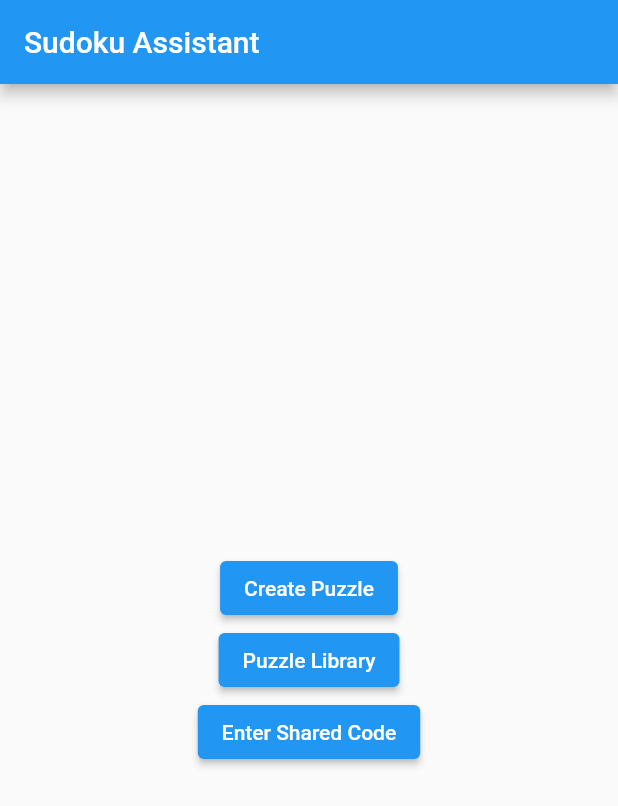
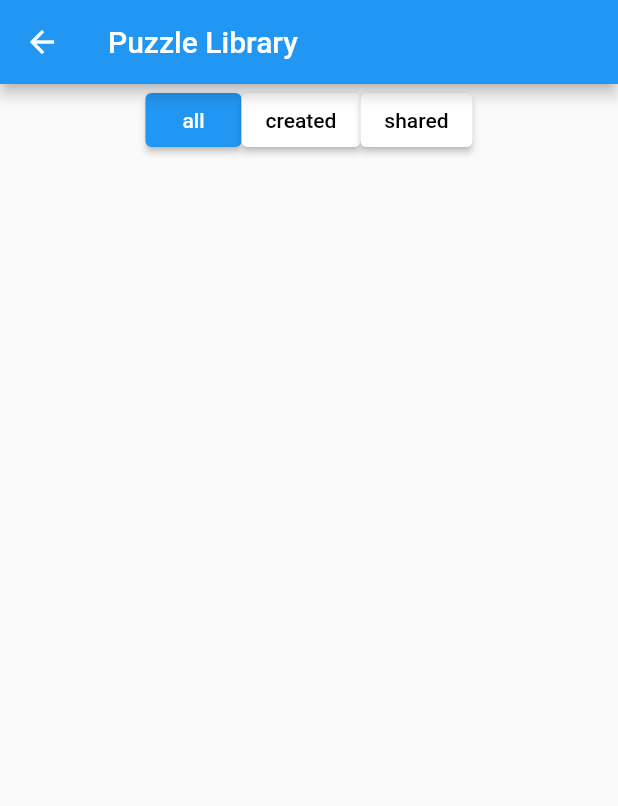
Before and after one commit to koupro0204/sudoku-mobile, a Flutter app: the screen it shows after launch, after a tap on "Puzzle Library", on a phone screen of 412 x 824 dp. Shown: the top 806 px of the screen. Run offline on Flutter 3.47's test engine with Material 2 defaults, Android fonts, the phone set to English and light mode, and no system bars; our stand-ins replace sqflite; accounts and stored records are empty; generated files the repository leaves out were written again.

Commit message:
library is completed

```diff
--- a/sudoku_assistant/lib/controllers/validator.dart
+++ b/sudoku_assistant/lib/controllers/validator.dart
@@ -8,7 +8,7 @@ class Validator {
 
   Validator(this.grid,this.memoGrid)
       : gridSize = grid.length,
-        boxSize = (grid.length / 3).toInt(),
+        boxSize = (grid.length ~/ 3).toInt(),
         invalidCells = List.generate(grid.length, (_) => List.filled(grid.length, false));
 
   // グリッド全体の検証を行う
--- a/sudoku_assistant/lib/l10n/app_ja.arb
+++ b/sudoku_assistant/lib/l10n/app_ja.arb
@@ -9,5 +9,9 @@
   "appTitle": "Sudoku Assistant",
   "name": "パズルの名前",
   "cancel": "キャンセル",
-  "preview": "パズルのプレビュー"
+  "preview": "パズルのプレビュー",
+  "create_top":"問題を作成する",
+  "library_top":"問題一覧",
+  "share_top":"共有コードを入力する",
+  "lastPlay_top":"プレイする"
 }
--- a/sudoku_assistant/lib/main.dart
+++ b/sudoku_assistant/lib/main.dart
@@ -19,17 +19,17 @@ class SudokuAssistantApp extends StatelessWidget {
   @override
   Widget build(BuildContext context) {
     return MaterialApp(
-      localizationsDelegates: [
+      localizationsDelegates: const [
         AppLocalizations.delegate,
         GlobalMaterialLocalizations.delegate,
         GlobalWidgetsLocalizations.delegate,
         GlobalCupertinoLocalizations.delegate,
       ],
-      supportedLocales: [
-        const Locale('ja', ''), //日本語
-        const Locale('en', ''), //英語
-        const Locale('zh', ''), //中国語
-        const Locale('ar', ''), //アラビア語
+      supportedLocales: const [
+        Locale('ja', ''), //日本語
+        Locale('en', ''), //英語
+        Locale('zh', ''), //中国語
+        Locale('ar', ''), //アラビア語
       ],
       title: 'Sudoku Assistant',
       theme: ThemeData(
--- a/sudoku_assistant/lib/models/puzzle.dart
+++ b/sudoku_assistant/lib/models/puzzle.dart
@@ -1,14 +1,23 @@
 import 'dart:convert';
 
+class StatusNumber {
+  static const none = 0;
+  static const completed = 1;
+  static const shared = 2;
+}
+class SourceNumber {
+  static const created = 0;
+  static const share = 1;
+}
 class Puzzle {
   final int? id; // Nullable, because it will be null when we create a new puzzle
   final List<List<int>> grid;
   final List<List<int>> currentState;
   final String name;
-  final String status; // 共有されているか、されていないか // shared or not
+  final int status; // 共有されているか、されていないか // shared or none or completed
   final DateTime creationDate;
   final String? sharedCode; // Nullable, because a puzzle might not be shared
-  final String source; // 自分で作成したか、共有からか // created or shared
+  final int source; // 自分で作成したか、共有からか // created or shared
 
   Puzzle({
     this.id,
--- a/sudoku_assistant/lib/services/local_storage_service.dart
+++ b/sudoku_assistant/lib/services/local_storage_service.dart
@@ -41,10 +41,10 @@ class LocalStorageService {
         grid TEXT,
         currentState TEXT,
         name TEXT,
-        status TEXT,
+        status INTEGER,
         creationDate TEXT,
         sharedCode TEXT,
-        source TEXT
+        source INTEGER
       )
     ''');
   }
--- a/sudoku_assistant/lib/views/home_screen.dart
+++ b/sudoku_assistant/lib/views/home_screen.dart
@@ -2,16 +2,17 @@ import 'package:flutter/material.dart';
 import 'package:sudoku_assistant/models/puzzle.dart';
 import 'package:sudoku_assistant/services/local_storage_service.dart';
 import 'package:sudoku_assistant/views/create_puzzle_screen.dart';
+import 'package:sudoku_assistant/views/library_screen.dart';
 // import 'package:sudoku_assistant/widgets/puzzle_thumbnail.dart';
 import 'package:sudoku_assistant/widgets/preview.dart';
 class HomeScreen extends StatefulWidget {
   const HomeScreen({super.key});
 
   @override
-  _HomeScreenState createState() => _HomeScreenState();
+  HomeScreenState createState() => HomeScreenState();
 }
 
-class _HomeScreenState extends State<HomeScreen> {
+class HomeScreenState extends State<HomeScreen> {
   Puzzle? lastPlayedPuzzle;
 
   @override
@@ -23,7 +24,6 @@ class _HomeScreenState extends State<HomeScreen> {
   Future<void> _loadLastPlayedPuzzle() async {
     // Assuming you have a method in LocalStorageService to get the last played puzzle
     var puzzles = await LocalStorageService().getPuzzles();
-    print(puzzles);
     if (puzzles.isNotEmpty) {
       // Sorting puzzles by last played date to get the most recent one
       puzzles.sort((a, b) => b.creationDate.compareTo(a.creationDate));
@@ -36,7 +36,8 @@ class _HomeScreenState extends State<HomeScreen> {
   @override
   Widget build(BuildContext context) {
     final isLastPuzzleAvailable = lastPlayedPuzzle != null;
-    final lastPuzzleGrid = isLastPuzzleAvailable ? lastPlayedPuzzle!.currentState : [[0]];
+    final lastPuzzleGrid = isLastPuzzleAvailable ? lastPlayedPuzzle!.grid : [[0]];
+    final lastPuzzleCurrentState = isLastPuzzleAvailable ? lastPlayedPuzzle!.currentState : [[0]];
     return Scaffold(
       appBar: AppBar(
         title: const Text('Sudoku Assistant'),
@@ -47,16 +48,19 @@ class _HomeScreenState extends State<HomeScreen> {
           children: <Widget>[
             if (isLastPuzzleAvailable) ...[
               Text(lastPlayedPuzzle!.name),
-              Container(
+              SizedBox(
                 width: MediaQuery.of(context).size.width * 0.7, // 画面の横幅の85%に設定
-                child: PreviewGrid(grid: lastPuzzleGrid), // lastPuzzleGridは前回保存されたパズルのグリッドデータ
+                child: PreviewGrid(
+                  grid: lastPuzzleGrid,
+                  currentState: lastPuzzleCurrentState,
+                  ), // lastPuzzleGridは前回保存されたパズルのグリッドデータ
               ),
-              SizedBox(height: 20), // ボタンとの間隔
+              const SizedBox(height: 20), // ボタンとの間隔
               ElevatedButton(
                 onPressed: () {
-                  // Navigate to the Create Puzzle Screen のロジックをここに記述
+                  // Navigate to the Play Puzzle Screen
                 },
-                child: Text('Play This Puzzle'),
+                child: const Text('Play This Puzzle'),
               ),
             ],
             ElevatedButton(
@@ -74,11 +78,19 @@ class _HomeScreenState extends State<HomeScreen> {
             ElevatedButton(
               onPressed: () {
                 // Navigate to the Puzzle Library Screen
+                Navigator.push(
+                  context,
+                  MaterialPageRoute(
+                    builder: (context) => PuzzleLibraryScreen(),
+                  ),
+                );
               },
               child: const Text('Puzzle Library'),
             ),
             ElevatedButton(
               onPressed: () {
+                // indicate widget for entering shared code
+                // or
                 // Navigate to the Enter Shared Code Screen
               },
               child: const Text('Enter Shared Code'),
--- a/sudoku_assistant/lib/views/library_screen.dart
+++ b/sudoku_assistant/lib/views/library_screen.dart
@@ -0,0 +1,150 @@
+import 'package:flutter/material.dart';
+import 'package:sudoku_assistant/models/puzzle.dart';
+import 'package:sudoku_assistant/widgets/pazzule_list.dart';
+import 'package:sudoku_assistant/services/local_storage_service.dart';
+
+enum PuzzleFilter { all, created, shared }
+
+class PuzzleLibraryScreen extends StatefulWidget {
+  @override
+  _PuzzleLibraryScreenState createState() => _PuzzleLibraryScreenState();
+}
+
+class _PuzzleLibraryScreenState extends State<PuzzleLibraryScreen> {
+  PuzzleFilter _selectedFilter = PuzzleFilter.all;
+  List<Puzzle> puzzles = []; // This should be populated with your puzzle data
+
+  @override
+  void initState() {
+    super.initState();
+    _getFPuzzles();
+  }
+
+  List<Puzzle> _getFPuzzles() {
+    // LocalStorageServiceのインスタンスを取得
+    LocalStorageService localStorageService = LocalStorageService();
+    // getPuzzlesメソッドを呼び出してパズルをデータベースから取得
+    localStorageService.getPuzzles().then((value) => setState(() {
+      puzzles = value;
+    }));
+
+    return puzzles;
+  }
+
+  List<Puzzle> _getFilteredPuzzles() {
+    // Implement your filter logic here based on _selectedFilter
+    // For now, it just returns all puzzles
+    if (puzzles.isEmpty) {
+      _getFPuzzles();
+    }
+    if (_selectedFilter == PuzzleFilter.all) {
+      return puzzles;
+    } else if (_selectedFilter == PuzzleFilter.created) {
+      return puzzles.where((puzzle) => puzzle.source == 'created').toList();
+    } else if (_selectedFilter == PuzzleFilter.shared) {
+      return puzzles.where((puzzle) => puzzle.source == 'shared').toList();
+    }
+    return puzzles;
+  }
+
+  void _handleUpdatePuzzle(Puzzle puzzle) async {
+    // LocalStorageServiceのインスタンスを取得
+    LocalStorageService localStorageService = LocalStorageService();
+    // updatePuzzleメソッドを呼び出してパズルをデータベースに保存
+    int _ = await localStorageService.updatePuzzle(puzzle);
+    // パズルが更新されたので、ウィジェットをリフレッシュ
+    setState(() {
+      // パズルリストを再取得
+      _getFPuzzles();
+  });
+  }
+
+  Future<Puzzle> _handleGetShareCode(Puzzle puzzle) async {
+    try {
+      // Firebaseからデータを取得する非同期処理
+      // 例: Firestoreからデータを取得する場合
+      // var snapshot = await FirebaseFirestore.instance.collection('puzzles').doc(puzzle.id).get();
+      // var data = snapshot.data();
+
+      // データ取得後の処理
+      // var sharedCode = data['sharedCode'];
+      var sharedCode = "eightLen"; // データから取得した共有コードに置き換える
+
+      Puzzle updatedPuzzle = Puzzle(
+        id: puzzle.id,
+        grid: puzzle.grid,
+        currentState: puzzle.currentState,
+        name: puzzle.name,
+        status: puzzle.status,
+        creationDate: puzzle.creationDate,
+        sharedCode: sharedCode, // データから取得した共有コードに置き換える
+        source: puzzle.source,
+      );
+
+      _handleUpdatePuzzle(updatedPuzzle);
+      return updatedPuzzle;
+    } catch (e) {
+      // エラーハンドリング
+      print('Firebaseからデータを取得できませんでした: $e');
+      return puzzle; // エラーが発生した場合は元のパズルを返すか、エラー処理を行います
+    }
+  }
+
+
+  @override
+  Widget build(BuildContext context) {
+    List<Puzzle> filteredPuzzles = _getFilteredPuzzles();
+
+    return Scaffold(
+      appBar: AppBar(
+        title: Text('Puzzle Library'),
+      ),
+      body: Column(
+        children: [
+          _buildFilterButtons(),
+          Expanded(
+            child: ListView.builder(
+              itemCount: filteredPuzzles.length,
+              itemBuilder: (context, index) {
+                return PuzzleEntry(
+                  puzzle: filteredPuzzles[index],
+                  onShare: _handleGetShareCode,
+                  );
+              },
+            ),
+          ),
+        ],
+      ),
+    );
+  }
+
+  Widget _buildFilterButtons() {
+    return Row(
+      mainAxisAlignment: MainAxisAlignment.center,
+      children: PuzzleFilter.values.map((filter) {
+        final isSelected = filter == _selectedFilter;
+        return ElevatedButton(
+          onPressed: () {
+            setState(() {
+              _selectedFilter = filter;
+            });
+          },
+          style: ButtonStyle(
+            backgroundColor: isSelected
+                ? MaterialStateProperty.all<Color>(Colors.blue) // 選択されたボタンの背景色
+                : MaterialStateProperty.all<Color>(Colors.white), // 選択されていないボタンの背景色
+          ),
+          child: Text(
+            filter.toString().split('.').last,
+            style: TextStyle(
+              color: isSelected ? Colors.white : Colors.black, // テキストの色
+            ),
+          ),
+        );
+      }).toList(),
+    );
+  }
+
+
+
+}
--- /dev/null
+++ b/sudoku_assistant/lib/views/share_cord_screen.dart
@@ -0,0 +1,2 @@
+// 共有コードを入力するのはwidgetでいいかな
+// この画面では複数のコードを入力できるようにする
--- /dev/null
+++ b/sudoku_assistant/lib/widgets/enter_share.dart
@@ -0,0 +1,2 @@
+// homeで単一のコードを入力するためのwidgetを作成する
+// share_code_screenで複数のコードを入力するためのwidgetを作成する
--- a/sudoku_assistant/lib/widgets/number_button_bar.dart
+++ b/sudoku_assistant/lib/widgets/number_button_bar.dart
@@ -12,10 +12,10 @@ class NumberButtonBar extends StatefulWidget {
   });
 
   @override
-  _NumberButtonBarState createState() => _NumberButtonBarState();
+  NumberButtonBarState createState() => NumberButtonBarState();
 }
 
-class _NumberButtonBarState extends State<NumberButtonBar> {
+class NumberButtonBarState extends State<NumberButtonBar> {
   int? _selectedNumber;
   bool _isNumberLocked = false; // To track if a number is locked
 
```
Also changed, not shown: sudoku_assistant/lib/controllers/puzzle_controller.dart (+8 -1 lines), sudoku_assistant/lib/views/create_puzzle_screen.dart (+10 -7 lines), sudoku_assistant/lib/widgets/memo_buttun_bar.dart (+4 -4 lines), sudoku_assistant/lib/widgets/pazzule_list.dart (added, +233 -0 lines), sudoku_assistant/lib/widgets/preview.dart (+17 -4 lines), sudoku_assistant/lib/widgets/save_button.dart (+4 -4 lines), sudoku_assistant/lib/widgets/sudoku_grid.dart (+5 -8 lines), sudoku_assistant/lib/views/play_screen.dart (added).
